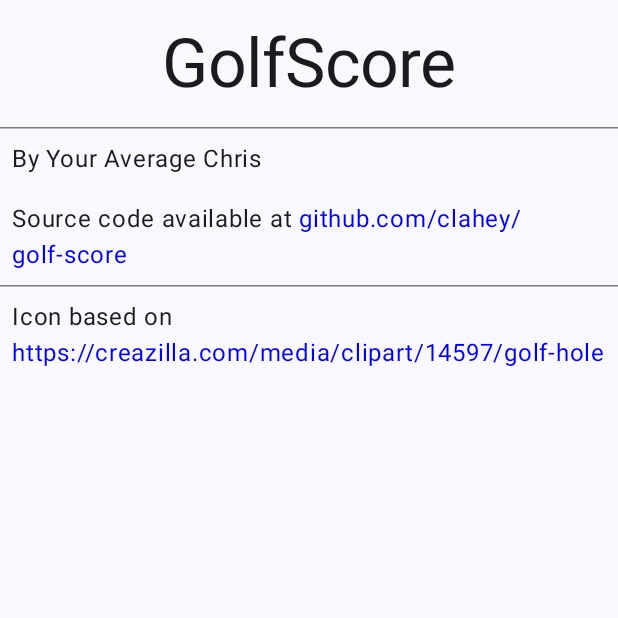
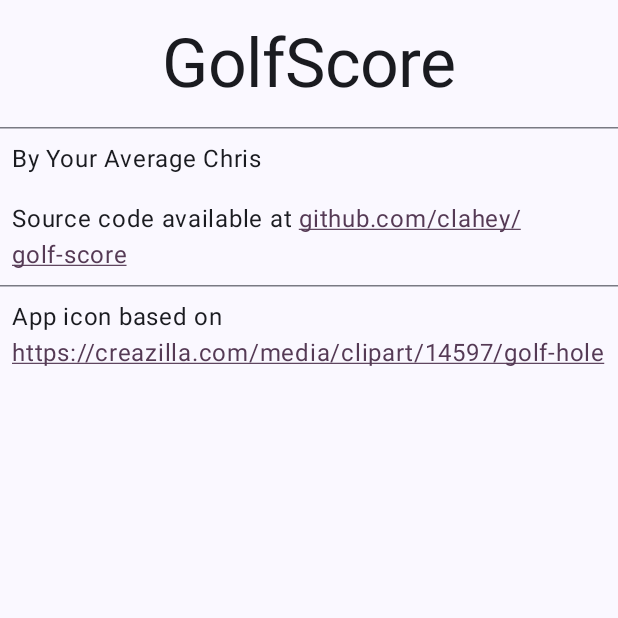
Before and after one commit to clahey/golf-score, an Android app built with Jetpack Compose: the AboutScreen screen opened through its navigation route, on a phone screen of 412 x 824 dp, the top half of it. Run offline under Robolectric (Android 15) with nearby library versions, the phone set to English and light mode, and no system bars; our stand-ins replace Room's generated code.

Commit message:
Fix links in dark mode on about page.

```diff
--- a/app/src/main/java/net/clahey/golfscore/ui/AboutScreen.kt
+++ b/app/src/main/java/net/clahey/golfscore/ui/AboutScreen.kt
@@ -15,6 +15,7 @@ import androidx.compose.ui.text.LinkAnnotation
 import androidx.compose.ui.text.SpanStyle
 import androidx.compose.ui.text.TextLinkStyles
 import androidx.compose.ui.text.buildAnnotatedString
+import androidx.compose.ui.text.style.TextDecoration
 import androidx.compose.ui.text.withLink
 import androidx.compose.ui.unit.dp
 
@@ -27,7 +28,7 @@ fun AboutScreen() {
         link: String,
         block: AnnotatedString.Builder.() -> Unit,
     ) {
-        val link = LinkAnnotation.Url(link, TextLinkStyles(SpanStyle(color = Color.Blue))) {
+        val link = LinkAnnotation.Url(link, TextLinkStyles(SpanStyle(color = MaterialTheme.colorScheme.tertiary, textDecoration = TextDecoration.Underline))) {
             val url = (it as LinkAnnotation.Url).url
             // log some metrics
             uriHandler.openUri(url)
@@ -55,7 +56,7 @@ fun AboutScreen() {
 
         Text(
             buildAnnotatedString {
-                append("Icon based on  ")
+                append("App icon based on  ")
                 withLink("https://creazilla.com/media/clipart/14597/golf-hole") { append("https://creazilla.com/media/clipart/14597/golf-hole") }
             }, Modifier.padding(8.dp)
         )
```
